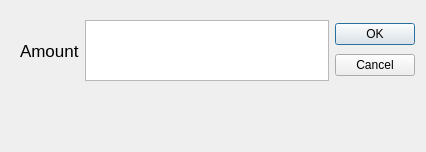
Old version of the form src/adddialog.ui in the repository shimks/financial-wealth-management.
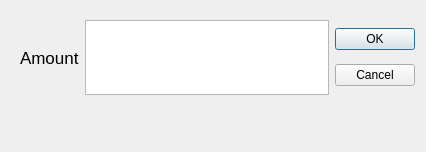
New version of the form.

Commit message: fix styling to match up with all tabs

```diff
--- a/src/adddialog.ui
+++ b/src/adddialog.ui
@@ -16,13 +16,13 @@
   <property name="windowTitle">
    <string>Add Item</string>
   </property>
-  <widget class="QWidget" name="">
+  <widget class="QWidget" name="layoutWidget">
    <property name="geometry">
     <rect>
      <x>20</x>
      <y>20</y>
      <width>395</width>
-     <height>61</height>
+     <height>75</height>
     </rect>
    </property>
    <layout class="QHBoxLayout" name="horizontalLayout_2">
```
Left out of the diff: 2 changed lines with no effect on the pictures. The commit also changes 7 other files.
